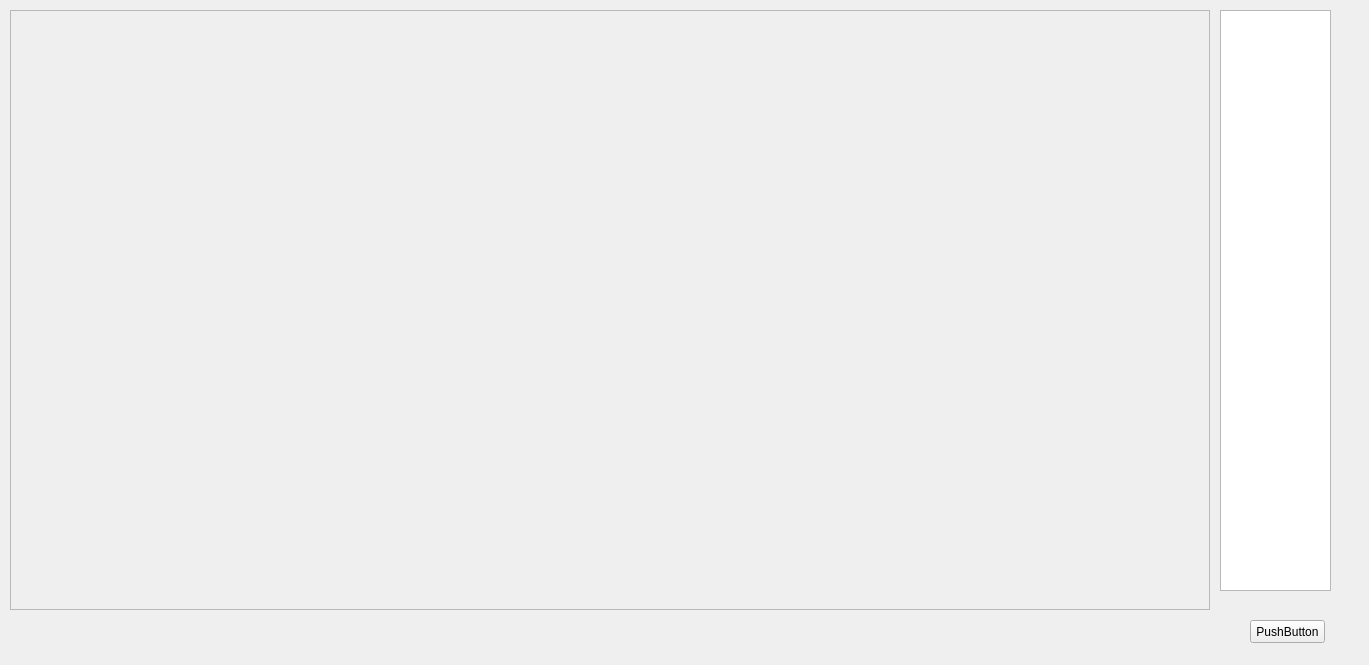
Before: the Qt Designer form mainwindow.ui in MichalApan/projektLGiM, drawn with Qt 5.
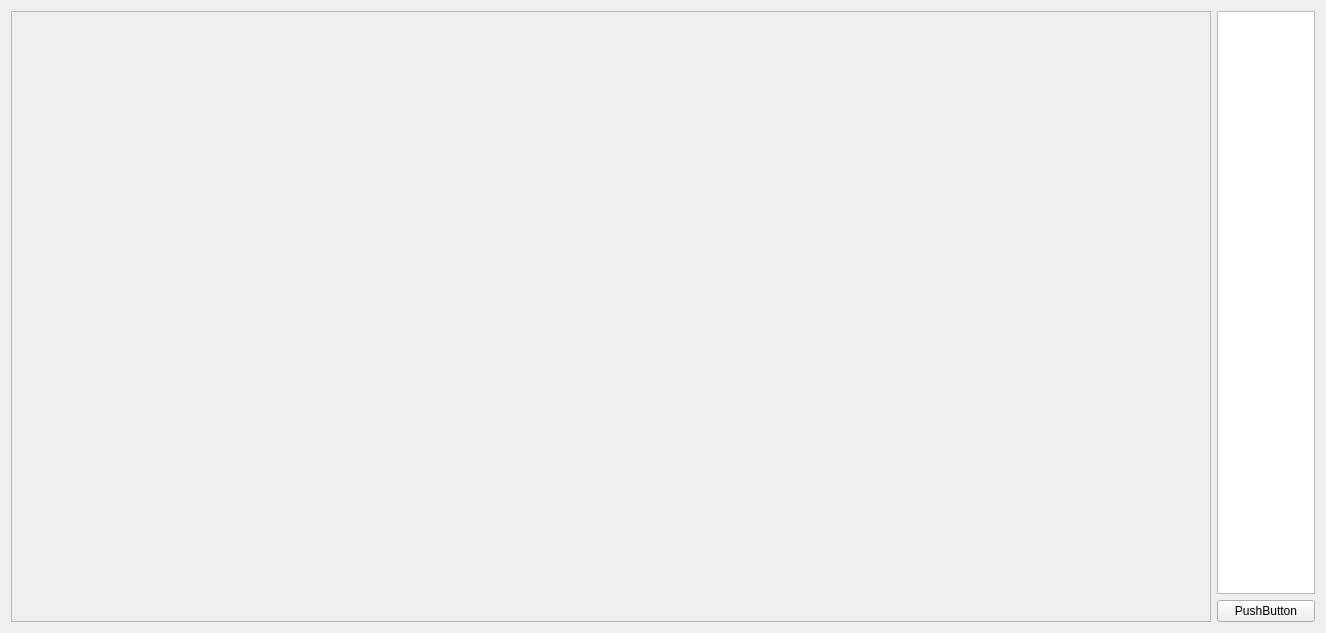
After: the same form once the commit is applied.

What changed in the file:
```diff
--- a/mainwindow.ui
+++ b/mainwindow.ui
@@ -6,56 +6,71 @@
    <rect>
     <x>0</x>
     <y>0</y>
-    <width>1369</width>
-    <height>665</height>
+    <width>1326</width>
+    <height>633</height>
    </rect>
   </property>
+  <property name="sizePolicy">
+   <sizepolicy hsizetype="Maximum" vsizetype="Maximum">
+    <horstretch>0</horstretch>
+    <verstretch>0</verstretch>
+   </sizepolicy>
+  </property>
   <property name="windowTitle">
    <string>MainWindow</string>
   </property>
   <widget class="QWidget" name="centralWidget">
+   <layout class="QHBoxLayout" name="horizontalLayout_2">
+    <item>
+     <layout class="QHBoxLayout" name="horizontalLayout">
+      <item>
    <widget class="QFrame" name="drawFrame">
-    <property name="geometry">
-     <rect>
-      <x>10</x>
-      <y>10</y>
+        <property name="sizePolicy">
+         <sizepolicy hsizetype="Preferred" vsizetype="Preferred">
+          <horstretch>0</horstretch>
+          <verstretch>0</verstretch>
+         </sizepolicy>
+        </property>
+        <property name="minimumSize">
+         <size>
       <width>1200</width>
       <height>600</height>
-     </rect>
+         </size>
     </property>
     <property name="cursor">
      <cursorShape>CrossCursor</cursorShape>
     </property>
+        <property name="layoutDirection">
+         <enum>Qt::LeftToRight</enum>
+        </property>
     <property name="frameShape">
      <enum>QFrame::StyledPanel</enum>
     </property>
     <property name="frameShadow">
      <enum>QFrame::Raised</enum>
     </property>
-   </widget>
+        <property name="midLineWidth">
+         <number>-2</number>
+        </property>
+       </widget>
+      </item>
+      <item>
+       <layout class="QVBoxLayout" name="verticalLayout">
+        <item>
+         <widget class="QTextEdit" name="textEdit"/>
+        </item>
+        <item>
    <widget class="QPushButton" name="pushButton">
-    <property name="geometry">
-     <rect>
-      <x>1250</x>
-      <y>620</y>
-      <width>75</width>
-      <height>23</height>
-     </rect>
-    </property>
     <property name="text">
      <string>PushButton</string>
     </property>
    </widget>
-   <widget class="QTextEdit" name="textEdit">
-    <property name="geometry">
-     <rect>
-      <x>1220</x>
-      <y>10</y>
-      <width>111</width>
-      <height>581</height>
-     </rect>
-    </property>
-   </widget>
+        </item>
+       </layout>
+      </item>
+     </layout>
+    </item>
+   </layout>
   </widget>
  </widget>
  <layoutdefault spacing="6" margin="11"/>
```
Left out of the diff: 5 changed lines with no effect on the pictures. Lines whose indentation alone changed are shown as unchanged.
